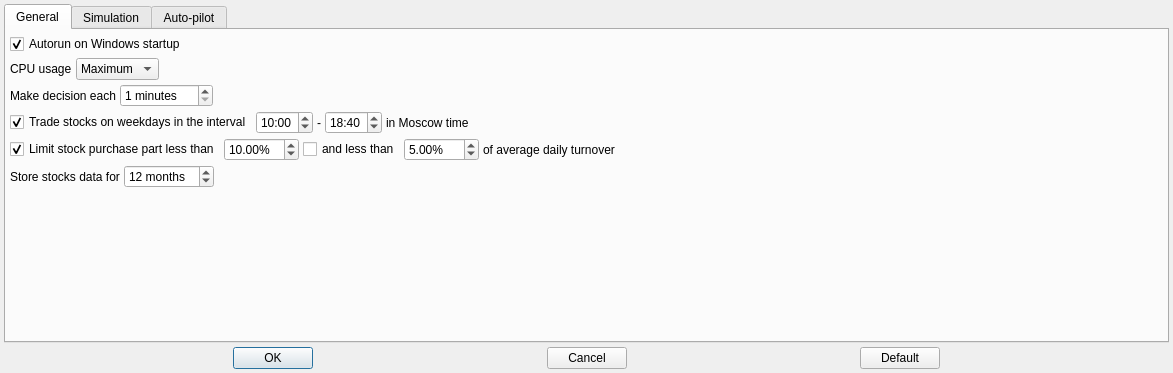
This is app/src/dialogs/settingsdialog/settingsdialog.ui in Gris87/TInvestor as Qt 5 draws it before an edit. The edited form follows.
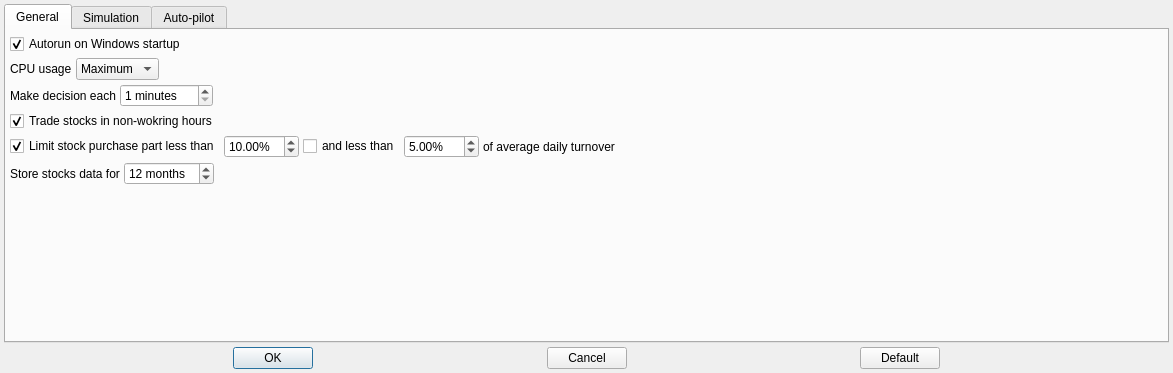
This is the edited form.

Commit message: Trade in non-working hours

```diff
--- a/app/src/dialogs/settingsdialog/settingsdialog.ui
+++ b/app/src/dialogs/settingsdialog/settingsdialog.ui
@@ -166,55 +166,13 @@
          <item>
           <widget class="QCheckBox" name="useScheduleCheckBox">
            <property name="text">
-            <string>Trade stocks on weekdays in the interval</string>
+            <string>Trade stocks in non-wokring hours</string>
            </property>
            <property name="checked">
             <bool>true</bool>
            </property>
           </widget>
          </item>
-         <item>
-          <widget class="QTimeEdit" name="scheduleStartTimeEdit">
-           <property name="displayFormat">
-            <string notr="true">H:mm</string>
-           </property>
-           <property name="time">
-            <time>
-             <hour>10</hour>
-             <minute>0</minute>
-             <second>0</second>
-            </time>
-           </property>
-          </widget>
-         </item>
-         <item>
-          <widget class="QLabel" name="label_2">
-           <property name="text">
-            <string notr="true">-</string>
-           </property>
-          </widget>
-         </item>
-         <item>
-          <widget class="QTimeEdit" name="scheduleEndTimeEdit">
-           <property name="displayFormat">
-            <string notr="true">H:mm</string>
-           </property>
-           <property name="time">
-            <time>
-             <hour>18</hour>
-             <minute>40</minute>
-             <second>0</second>
-            </time>
-           </property>
-          </widget>
-         </item>
-         <item>
-          <widget class="QLabel" name="label_6">
-           <property name="text">
-            <string>in Moscow time</string>
-           </property>
-          </widget>
-         </item>
          <item>
           <spacer name="horizontalSpacer_2">
            <property name="orientation">
```
Left out of the diff: 2 changed lines with no effect on the pictures. The commit also changes 21 other files.
